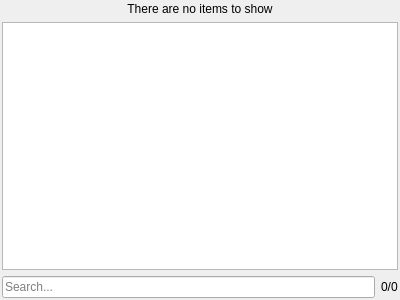
This is Code/Editor/TrackView/TrackViewNodes.ui in Zee2401/o3de as Qt 5 draws it before an edit. The edited form follows.
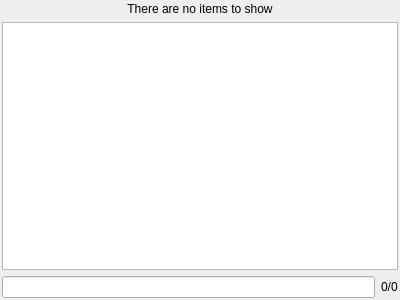
This is the edited form. Custom widgets are drawn as their Qt base class.

Diff of the .ui file:
```diff
--- a/Code/Editor/TrackView/TrackViewNodes.ui
+++ b/Code/Editor/TrackView/TrackViewNodes.ui
@@ -31,11 +31,8 @@
      <property name="focusPolicy">
       <enum>Qt::ClickFocus</enum>
      </property>
-     <property name="placeholderText">
-      <string>Search...</string>
-     </property>
-     <property name="clearButtonEnabled">
-      <bool>true</bool>
+     <property name="toolTip">
+      <string>Search nodes</string>
      </property>
     </widget>
    </item>
```
